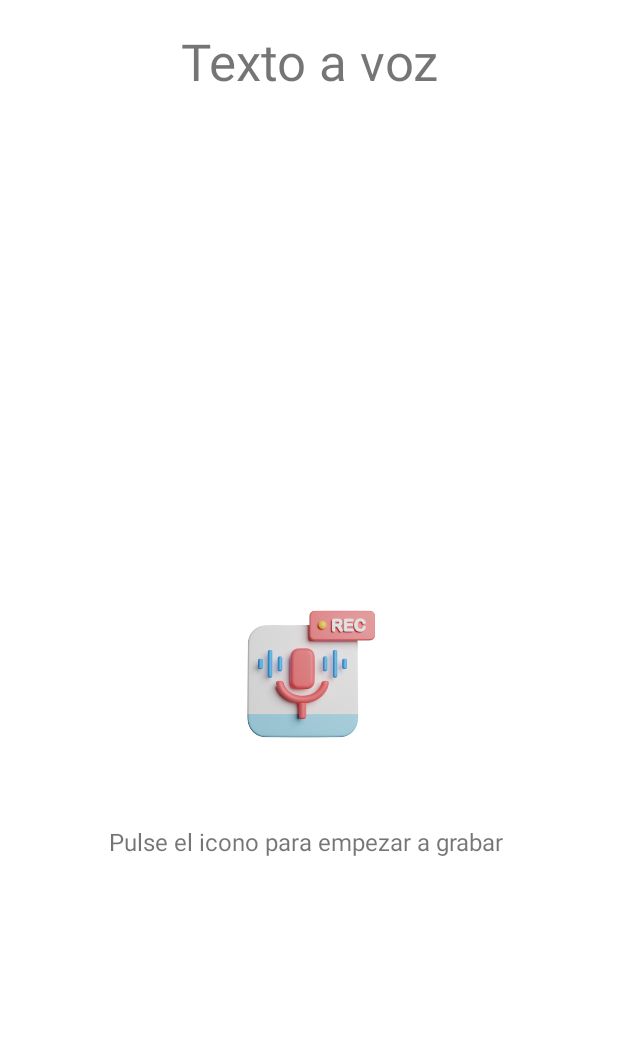
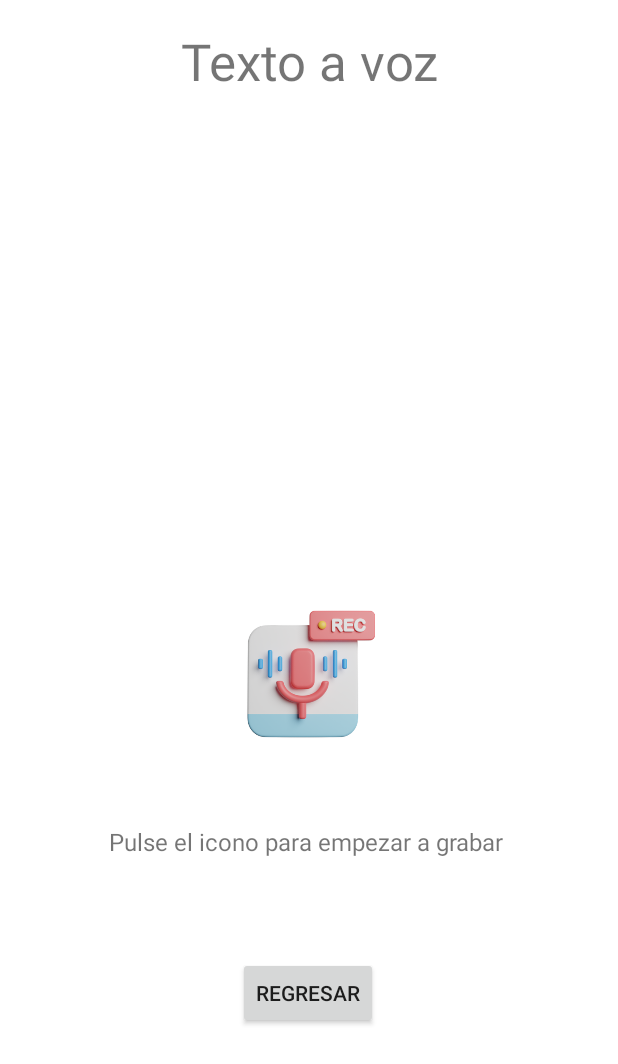
Before and after one commit to anelp04/ProyectoFinalSensoresPRMS, an Android app: the Voz screen opened directly, with no data from a screen before it, on a phone screen of 412 x 824 dp. Shown: the top 1064 px of the screen. Run offline under Robolectric (Android 15) with nearby library versions, the phone set to English and light mode, and no system bars.

Commit message:
Boton de regresar - Voz

```diff
--- a/app/src/main/java/com/example/proyectosensores/Voz.java
+++ b/app/src/main/java/com/example/proyectosensores/Voz.java
@@ -6,18 +6,27 @@ import android.content.Intent;
 import android.speech.RecognizerIntent;
 import android.os.Bundle;
 import android.view.View;
+import android.widget.Button;
 import android.widget.TextView;
 import android.widget.Toast;
 import java.util.ArrayList;
 public class Voz extends Activity {
     TextView grabar;
     private static final int RECOGNIZE_SPEECH_ACTIVITY = 1;
-
+    Button btnregre;
     @Override
     protected void onCreate(Bundle savedInstanceState) {
         super.onCreate(savedInstanceState);
         setContentView(R.layout.activity_voz);
         grabar = (TextView) findViewById(R.id.txtGrabarVoz);
+        btnregre = findViewById(R.id.btnregresar);
+        btnregre.setOnClickListener(new View.OnClickListener() {
+            public void onClick(View view) {
+                Intent intent = new Intent(getApplicationContext(), MainActivity.class);
+                startActivity(intent);
+            }
+        });
+
     }
 
     @Override
--- a/app/src/main/res/layout/activity_voz.xml
+++ b/app/src/main/res/layout/activity_voz.xml
@@ -68,4 +68,20 @@
         app:layout_constraintTop_toTopOf="parent"
         app:layout_constraintVertical_bias="0.023" />
 
+    <Button
+        android:id="@+id/btnregresar"
+        android:layout_width="wrap_content"
+        android:layout_height="wrap_content"
+        android:layout_alignParentStart="true"
+        android:layout_alignParentTop="true"
+        android:layout_alignParentEnd="true"
+        android:layout_alignParentBottom="true"
+        android:text="Regresar"
+        app:layout_constraintBottom_toBottomOf="parent"
+        app:layout_constraintEnd_toEndOf="parent"
+        app:layout_constraintHorizontal_bias="0.498"
+        app:layout_constraintStart_toStartOf="parent"
+        app:layout_constraintTop_toTopOf="parent"
+        app:layout_constraintVertical_bias="0.822" />
+
 </androidx.constraintlayout.widget.ConstraintLayout>
```
